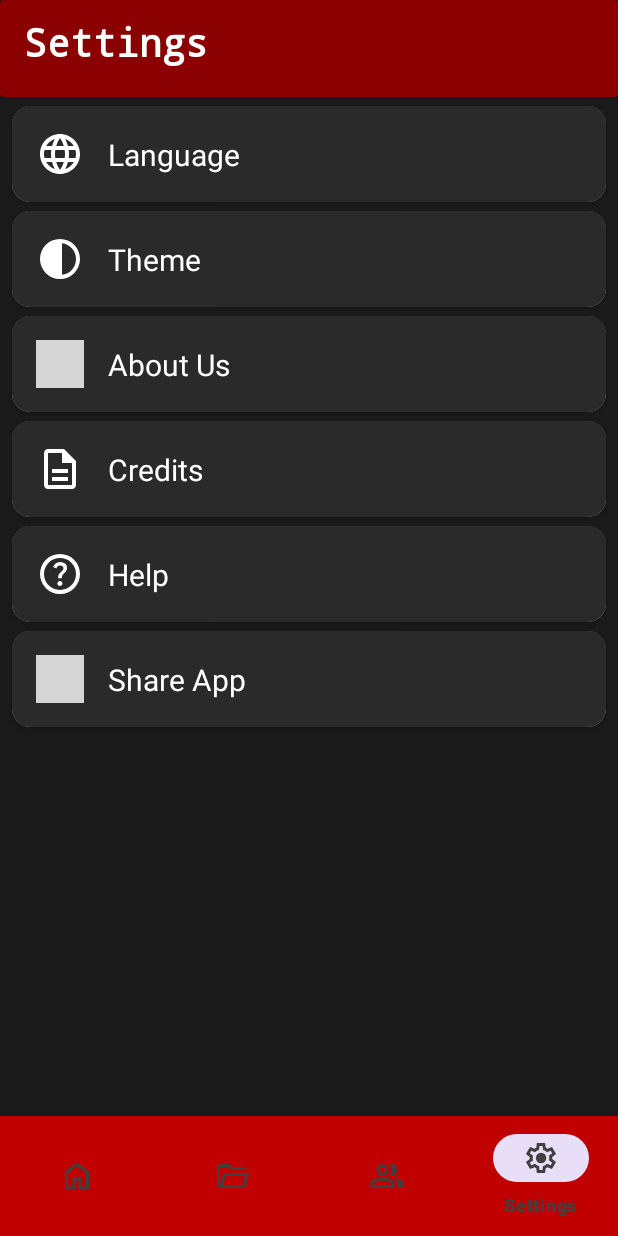
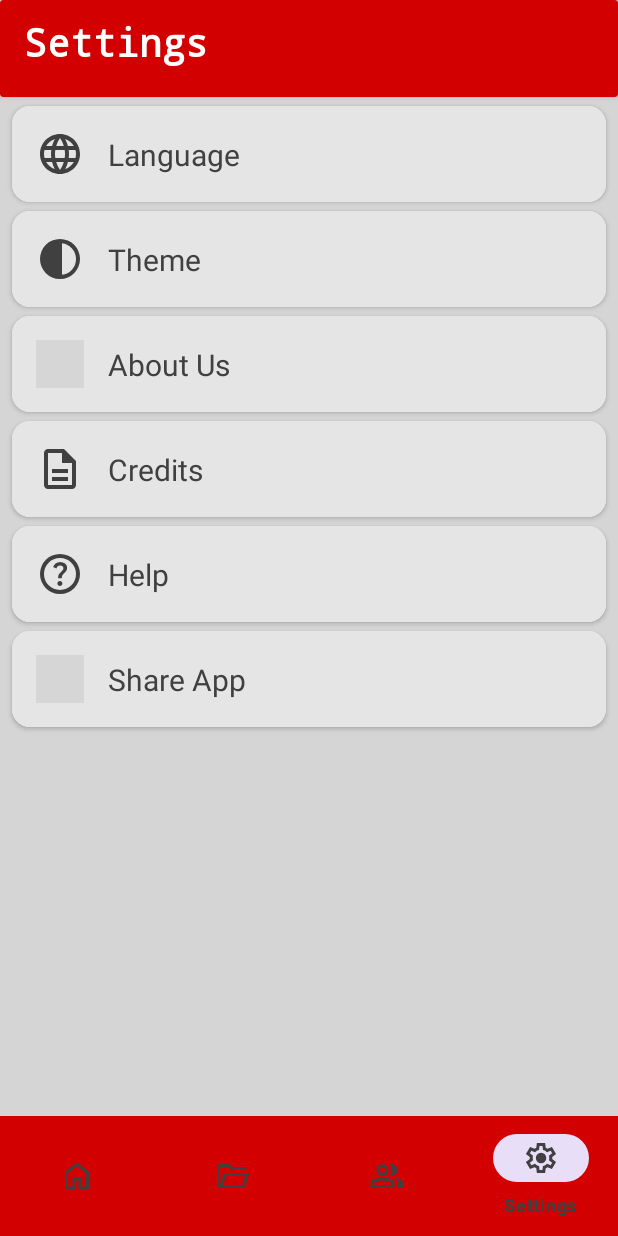
Before and after one commit to AngeloLav/FlexiPDF, an Android app: the screen it shows after launch (MainActivity), item 4 of the bottom bar chosen, on a phone screen of 412 x 824 dp. Run offline under Robolectric (Android 15) with nearby library versions, the phone set to English and light mode, and no system bars; grey boxes are pictures that could not be loaded.

Commit message:
Fixing themes and color problems

```diff
--- a/app/src/main/res/layout/activity_main.xml
+++ b/app/src/main/res/layout/activity_main.xml
@@ -27,7 +27,7 @@
         app:layout_constraintEnd_toEndOf="parent"
         app:layout_constraintStart_toStartOf="parent"
         app:menu="@menu/bottom_nav_menu"
-        app:itemBackground="?attr/android:statusBarColor"
+        app:itemBackground="@android:color/transparent"
         app:itemIconTint="?attr/colorPrimary"
         app:itemTextColor="?attr/colorPrimary"
         android:soundEffectsEnabled="false"/>
--- a/app/src/main/res/layout/custom_popup_menu.xml
+++ b/app/src/main/res/layout/custom_popup_menu.xml
@@ -8,6 +8,7 @@
     android:background="@drawable/popup_background"
     android:layout_width="wrap_content"
     android:layout_height="wrap_content">
+<!--    android:background="?attr/selectableItemBackground"-->
 
     <TextView
         android:id="@+id/option_import_pdf"
@@ -15,7 +16,7 @@
         android:layout_height="wrap_content"
         android:padding="8dp"
         android:text="Import PDF"
-        android:textColor="@android:color/white"
+        android:textColor="@color/white"
         app:drawableStartCompat="@drawable/picture_as_pdf_24dp_f3f3f3_fill0_wght400_grad0_opsz24"
         android:drawablePadding="12dp"
         android:clickable="true"
@@ -36,7 +37,7 @@
         android:layout_height="wrap_content"
         android:padding="8dp"
         android:text="Create Folder"
-        android:textColor="@android:color/white"
+        android:textColor="@color/white"
         android:drawablePadding="12dp"
         app:drawableStartCompat="@drawable/create_new_folder_24dp_f3f3f3_fill0_wght400_grad0_opsz24"
         android:clickable="true"
--- a/app/src/main/res/layout/fragment_folders.xml
+++ b/app/src/main/res/layout/fragment_folders.xml
@@ -4,8 +4,7 @@
     xmlns:app="http://schemas.android.com/apk/res-auto"
     xmlns:tools="http://schemas.android.com/tools"
     android:layout_width="match_parent"
-    android:layout_height="match_parent"
-    android:background="?attr/android:windowBackground">
+    android:layout_height="match_parent">
 
     <androidx.cardview.widget.CardView
         android:id="@+id/topBannerCardView"
@@ -35,6 +34,9 @@
                 app:layout_constraintStart_toStartOf="parent"
                 app:layout_constraintTop_toTopOf="parent"
                 android:layout_marginTop="8dp"
+                android:layout_marginStart="8dp"
+                android:layout_marginEnd="8dp"
+                android:backgroundTint="?attr/colorSecondary"
                 android:background="@drawable/rounded_search_bar"/>
 
         </androidx.constraintlayout.widget.ConstraintLayout>
--- a/app/src/main/res/layout/fragment_home.xml
+++ b/app/src/main/res/layout/fragment_home.xml
@@ -5,7 +5,7 @@
     xmlns:tools="http://schemas.android.com/tools"
     android:layout_width="match_parent"
     android:layout_height="match_parent"
-    android:background="@color/dark_themed_2"
+    android:background="?attr/android:windowBackground"
     tools:context=".fragments.SettingsFragment">
 
     <TextView
@@ -23,7 +23,7 @@
         android:id="@+id/topBannerCardView"
         android:layout_width="0dp"
         android:layout_height="wrap_content"
-        app:cardBackgroundColor="@color/mild_red"
+        app:cardBackgroundColor="?attr/android:statusBarColor"
         app:layout_constraintTop_toTopOf="parent"
         app:layout_constraintStart_toStartOf="parent"
         app:layout_constraintEnd_toEndOf="parent">
--- a/app/src/main/res/layout/fragment_settings.xml
+++ b/app/src/main/res/layout/fragment_settings.xml
@@ -5,14 +5,14 @@
     xmlns:tools="http://schemas.android.com/tools"
     android:layout_width="match_parent"
     android:layout_height="match_parent"
-    android:background="@color/dark_themed_2"
+    android:background="?attr/android:windowBackground"
     tools:context=".fragments.SettingsFragment">
 
     <androidx.cardview.widget.CardView
         android:id="@+id/topBannerCardView"
         android:layout_width="0dp"
         android:layout_height="wrap_content"
-        app:cardBackgroundColor="@color/mild_red"
+        app:cardBackgroundColor="?attr/android:statusBarColor"
         app:layout_constraintTop_toTopOf="parent"
         app:layout_constraintStart_toStartOf="parent"
         app:layout_constraintEnd_toEndOf="parent">
--- a/app/src/main/res/layout/fragment_shared.xml
+++ b/app/src/main/res/layout/fragment_shared.xml
@@ -3,7 +3,7 @@
     xmlns:tools="http://schemas.android.com/tools"
     android:layout_width="match_parent"
     android:layout_height="match_parent"
-    android:background="@color/dark_themed_2"
+    android:background="?attr/android:windowBackground"
     tools:context=".fragments.SharedFragment">
 
     <TextView
--- a/app/src/main/res/layout/pdf_file_item.xml
+++ b/app/src/main/res/layout/pdf_file_item.xml
@@ -16,7 +16,7 @@
         android:layout_width="match_parent"
         android:layout_height="wrap_content"
         android:padding="16dp"
-        android:background="@color/dark_themed">
+        android:background="?attr/colorSurface">
 
         <ImageView
             android:id="@+id/iconImageView"
@@ -33,7 +33,7 @@
             android:layout_width="0dp"
             android:layout_height="wrap_content"
             android:layout_marginStart="16dp"
-            android:textColor="@android:color/white"
+            android:textColor="?attr/colorPrimary"
             android:textSize="15sp"
             app:layout_constraintBottom_toBottomOf="parent"
             app:layout_constraintEnd_toEndOf="parent"
--- a/app/src/main/res/layout/settings_item.xml
+++ b/app/src/main/res/layout/settings_item.xml
@@ -16,19 +16,20 @@
     android:layout_width="match_parent"
     android:layout_height="wrap_content"
     android:padding="16dp"
-    android:background="@color/dark_themed"/>
+    android:background="?attr/colorSurface"/>
 
     <androidx.constraintlayout.widget.ConstraintLayout
         android:layout_width="match_parent"
         android:layout_height="wrap_content"
         android:padding="16dp"
-        android:background="@color/dark_themed">
+        android:background="?attr/colorSurface">
 
         <ImageView
             android:id="@+id/iconImageView"
             android:layout_width="32dp"
             android:layout_height="32dp"
             android:contentDescription="@string/settings_icon_description"
+            app:tint="?attr/colorPrimary"
             app:layout_constraintStart_toStartOf="parent"
             app:layout_constraintTop_toTopOf="parent"
             app:layout_constraintBottom_toBottomOf="parent"
@@ -39,7 +40,7 @@
             android:layout_width="0dp"
             android:layout_height="wrap_content"
             android:layout_marginStart="16dp"
-            android:textColor="@android:color/white"
+            android:textColor="?attr/colorPrimary"
             android:textSize="20sp"
             app:layout_constraintEnd_toEndOf="parent"
             app:layout_constraintStart_toEndOf="@+id/iconImageView"
--- a/app/src/main/res/values-night/themes.xml
+++ b/app/src/main/res/values-night/themes.xml
@@ -4,13 +4,12 @@
         <!-- Customize your dark theme here. -->
         <item name="colorPrimary">@color/light_gray</item>
         <item name="colorPrimaryVariant">@color/mild_gray</item>
-        <item name="colorOnPrimary">@color/mild_red</item>
+<!--        <item name="colorOnPrimary">@color/light_red</item>-->
 
-        <!-->item name="colorSecondary">@color/my_dark_secondary</item>
-        <item name="colorSecondaryVariant">@color/my_dark_secondary_variant</item>
-        <item name="colorOnSecondary">@color/my_dark_on_secondary</item>-->
-
-        <!--<item name="">@color/mild_red</item>-->
+        <item name="colorSecondary">@color/light_red</item>
+<!--        <item name="colorSecondaryVariant">@color/my_dark_secondary_variant</item>-->
+<!--        <item name="colorOnSecondary">@color/my_dark_on_secondary</item>-->
+        <item name="selectableItemBackground">@android:color/transparent</item>
 
         <item name="android:statusBarColor">@color/mild_red</item>
         <item name="android:navigationBarColor">@android:color/transparent</item>
--- a/app/src/main/res/values/colors.xml
+++ b/app/src/main/res/values/colors.xml
@@ -5,12 +5,12 @@
     <color name="light_gray">#C0C0C0</color>
     <color name="mild_gray">#808080</color>
     <color name="dark_gray">#404040</color>
-    <color name="light_red">#C00000</color>
+    <color name="light_red">#D20000</color>
     <color name="mild_red">#8B0000</color>
     <color name="dark_red">#620000</color>
     <color name="dark_themed">#2A2A2A</color>
     <color name="dark_themed_2">#1A1A1A</color>
-    <color name="light_themed">#D5D5D5</color>
-    <color name="light_themed_2">#E5E5E5</color>
+    <color name="light_themed">#E5E5E5</color>
+    <color name="light_themed_2">#D5D5D5</color>
     <color name="search_bar_background">#2A2A2A</color>"
 </resources>
--- a/app/src/main/res/values/themes.xml
+++ b/app/src/main/res/values/themes.xml
@@ -4,11 +4,12 @@
         <!-- Customize your light theme here. -->
         <item name="colorPrimary">@color/dark_gray</item>
         <item name="colorPrimaryVariant">@color/mild_gray</item>
-        <!--<item name="colorOnPrimary">@color/my_dark_on_primary</item>
+<!--        <item name="colorOnPrimary">@color/mild_red</item>-->
 
-        <item name="colorSecondary">@color/my_dark_secondary</item>
-        <item name="colorSecondaryVariant">@color/my_dark_secondary_variant</item>
-        <item name="colorOnSecondary">@color/my_dark_on_secondary</item>-->
+        <item name="colorSecondary">@color/mild_red</item>
+<!--        <item name="colorSecondaryVariant">@color/my_dark_secondary_variant</item>-->
+<!--        <item name="colorOnSecondary">@color/my_dark_on_secondary</item>-->
+        <item name="selectableItemBackground">@android:color/transparent</item>
 
         <item name="android:statusBarColor">@color/light_red</item>
         <item name="android:navigationBarColor">@android:color/transparent</item>
```
Lines whose indentation alone changed are shown as unchanged.
